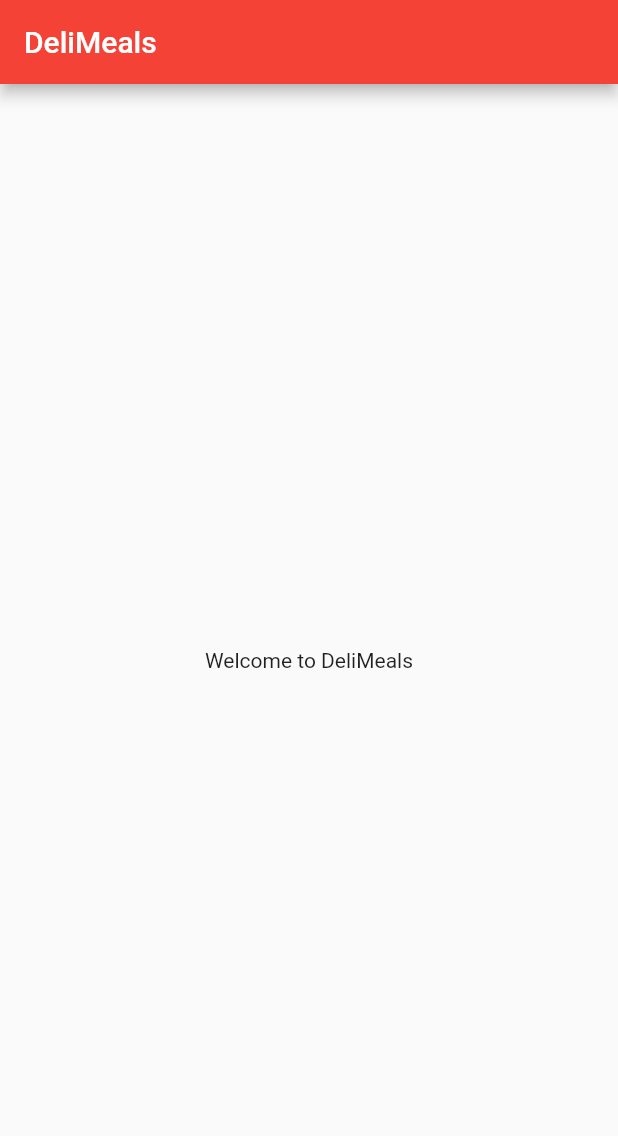
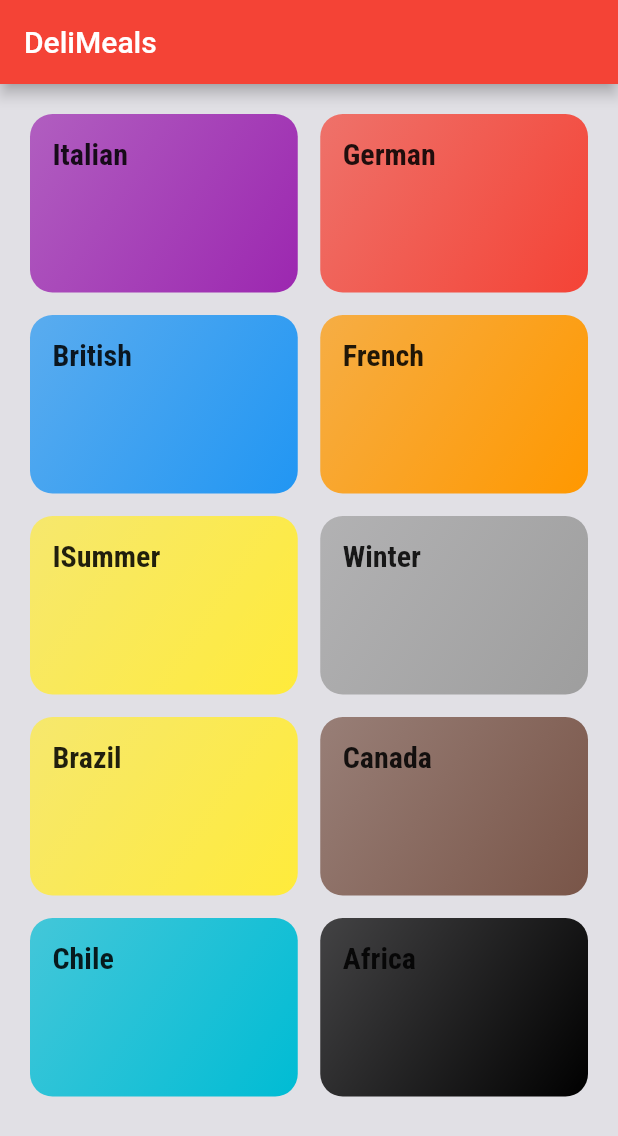
Before and after one commit to eraloop/flutter-meals-app, a Flutter app: the screen it shows after launch, on a phone screen of 412 x 824 dp. Shown: the top 1136 px of the screen. Run offline on Flutter 3.47's test engine with Material 2 defaults, Android fonts, the phone set to English and light mode, and no system bars.

Commit message:
added some wedgets and a category class model, displayed some initial grids

```diff
--- /dev/null
+++ b/lib/categories_screen.dart
@@ -0,0 +1,37 @@
+
+import 'package:flutter/material.dart';
+
+import './dummy_data.dart';
+import './category_item.dart';
+
+
+
+class CategoriesScreen extends StatelessWidget {
+  const CategoriesScreen({Key? key}) : super(key: key);
+
+  @override
+  Widget build(BuildContext context) {
+    return Scaffold(
+      appBar: AppBar(
+        title: const Text("DeliMeals"),
+      ),
+      body: Container(
+        padding: const EdgeInsets.all(20),
+        child: GridView(
+        gridDelegate: const SliverGridDelegateWithMaxCrossAxisExtent(
+        maxCrossAxisExtent: 200,
+        childAspectRatio: 3/2,
+        crossAxisSpacing: 15,
+        mainAxisSpacing: 15
+    ),
+        children: DUMMY_DATA.map((category)=>
+        CategoryItem(
+            category.title,
+            category.color
+          )
+        ).toList(),
+        ),
+      ),
+    );
+  }
+}
--- /dev/null
+++ b/lib/category_item.dart
@@ -0,0 +1,32 @@
+import 'package:flutter/material.dart';
+
+
+class CategoryItem extends StatelessWidget {
+
+  final String title;
+  Color color;
+
+  CategoryItem( this.title, this.color);
+
+  @override
+  Widget build(BuildContext context) {
+    return Container(
+
+      padding:const EdgeInsets.all(15),
+      child: Text(title,
+      style: Theme.of(context).textTheme.subtitle1,),
+      decoration: BoxDecoration(
+        gradient: LinearGradient(colors: [
+          color.withOpacity(0.7),
+          color
+        ],
+        begin: Alignment.topLeft,
+        end: Alignment.bottomRight
+        ),
+        borderRadius: BorderRadius.circular(15),
+
+      ),
+
+    );
+  }
+}
--- /dev/null
+++ b/lib/dummy_data.dart
@@ -0,0 +1,59 @@
+import 'package:flutter/material.dart';
+import './models/category.dart';
+
+
+
+const DUMMY_DATA =  const [
+
+  Category(
+    id: 'c1',
+    title: 'Italian',
+    color: Colors.purple,
+  ),
+  Category(
+    id: 'c2',
+    title: 'German',
+    color: Colors.red,
+  ),
+
+  Category(
+    id: 'c3',
+    title: 'British',
+    color: Colors.blue,
+  ),
+  Category(
+    id: 'c4',
+    title: 'French',
+    color: Colors.orange,
+  ),
+  Category(
+    id: 'c5',
+    title: 'ISummer',
+    color: Colors.yellow,
+  ),
+  Category(
+    id: 'c6',
+    title: 'Winter',
+    color: Colors.grey,
+  ),
+  Category(
+    id: 'c7',
+    title: 'Brazil',
+    color: Colors.yellow,
+  ),
+  Category(
+    id: 'c8',
+    title: 'Canada',
+    color: Colors.brown,
+  ),
+  Category(
+    id: 'c9',
+    title: 'Chile',
+    color: Colors.cyan,
+  ),
+  Category(
+    id: 'c10',
+    title: 'Africa',
+    color: Colors.black,
+  ),
+];
--- a/lib/main.dart
+++ b/lib/main.dart
@@ -1,4 +1,5 @@
 import 'package:flutter/material.dart';
+import 'package:mealsapp/categories_screen.dart';
 
 void main() {
   runApp(const MyApp());
@@ -12,35 +13,59 @@ class MyApp extends StatelessWidget {
   Widget build(BuildContext context) {
     return MaterialApp(
       debugShowCheckedModeBanner: false,
-      title: 'DeliMeals',
+      title: "DeliMeals",
+      // title: Text('DeliMeals',
+      //     // style: TextStyle(
+      //     //   // fontFamily: 'RobotoCondensed',
+      //     //   // fontSize: 24
+      //     // ),
+      //     ),
       theme: ThemeData(
-        primarySwatch: Colors.red
+        primarySwatch: Colors.red,
+        accentColor: Colors.pink,
+        canvasColor: const Color.fromRGBO(225, 224, 229, 1),
+        fontFamily: 'RaleWay',
+        textTheme: ThemeData.light().textTheme.copyWith(
+          bodyText1: const TextStyle(
+            color: Color.fromRGBO(20, 51, 51, 1),
+          ),
+          bodyText2: const TextStyle(
+            color:Color.fromRGBO(20, 51, 51, 1)
+          ),
+
+          subtitle1: const TextStyle(
+          fontSize: 20,
+          fontFamily: 'RobotoCondensed',
+          fontWeight: FontWeight.bold
+          )
+        ),
+
       ),
-      home: const MyHomePage(),
+      home: const CategoriesScreen(),
     );
   }
 }
 
-class MyHomePage extends StatefulWidget {
-  const MyHomePage({Key? key}) : super(key: key);
+// class MyHomePage extends StatefulWidget {
+//   const MyHomePage({Key? key }) : super(key: key);
 
-  @override
-  State<MyHomePage> createState() => _MyHomePageState();
-}
+//   @override
+//   State<MyHomePage> createState() => _MyHomePageState();
+// }
 
-class _MyHomePageState extends State<MyHomePage> {
+// class _MyHomePageState extends State<MyHomePage> {
 
-  @override
-  Widget build(BuildContext context) {
-    return Scaffold(
-      appBar: AppBar(
-        title: const Text("DeliMeals"),
-      ),
-      body: Container(
-        child: Center(
-          child: const Text("Welcome to DeliMeals"),
-        )
-        ),
-    );
-  }
-}
+//   @override
+//   Widget build(BuildContext context) {
+//     return Scaffold(
+//       appBar: AppBar(
+//         title: const Text("DeliMeals"),
+//       ),
+//       body: Container(
+//         child: Center(
+//           child: const Text("Welcome to DeliMeals"),
+//         )
+//         ),
+//     );
+//   }
+// }
--- /dev/null
+++ b/lib/models/category.dart
@@ -0,0 +1,14 @@
+import 'package:flutter/material.dart';
+
+
+class Category{
+  final String id;
+  final String title;
+  final Color color;
+
+  const Category({
+    required this.id,
+    required this.title,
+    this.color = Colors.orange
+  });
+}
```
Also changed, not shown: pubspec.yaml (+17 -11 lines), assets/fonts/Raleway-Black.ttf (added), assets/fonts/Raleway-Bold.ttf (added), assets/fonts/Raleway-Regular.ttf (added), assets/fonts/RobotoCondensed-Bold.ttf (added), assets/fonts/RobotoCondensed-Italic.ttf (added), assets/fonts/RobotoCondensed-Light.ttf (added), assets/fonts/RobotoCondensed-Regular.ttf (added).
